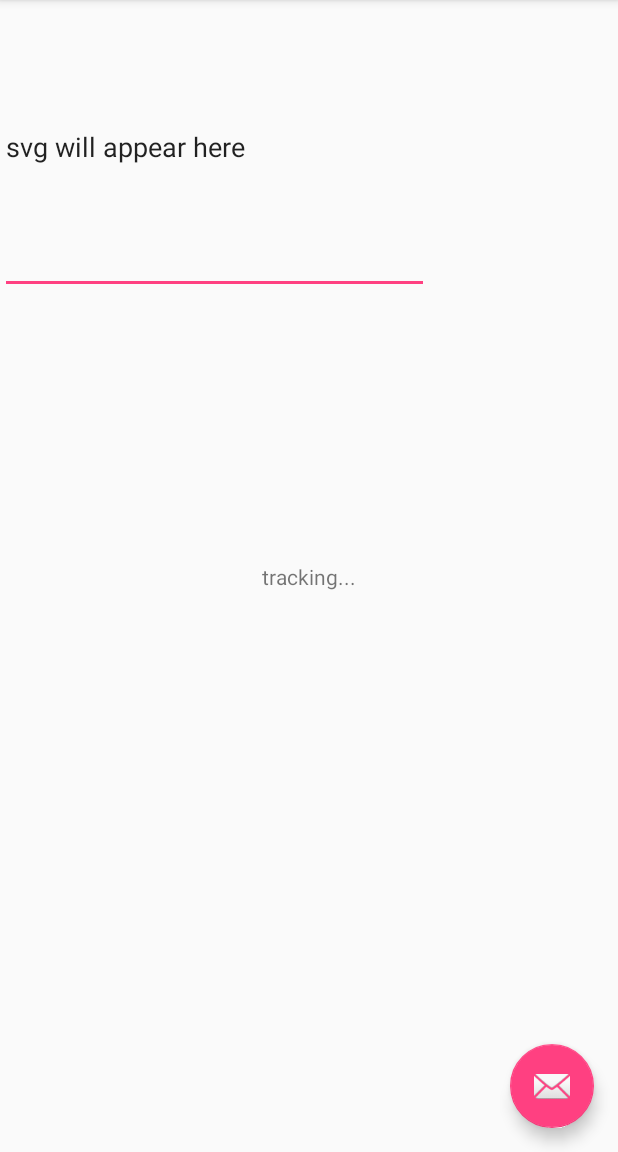
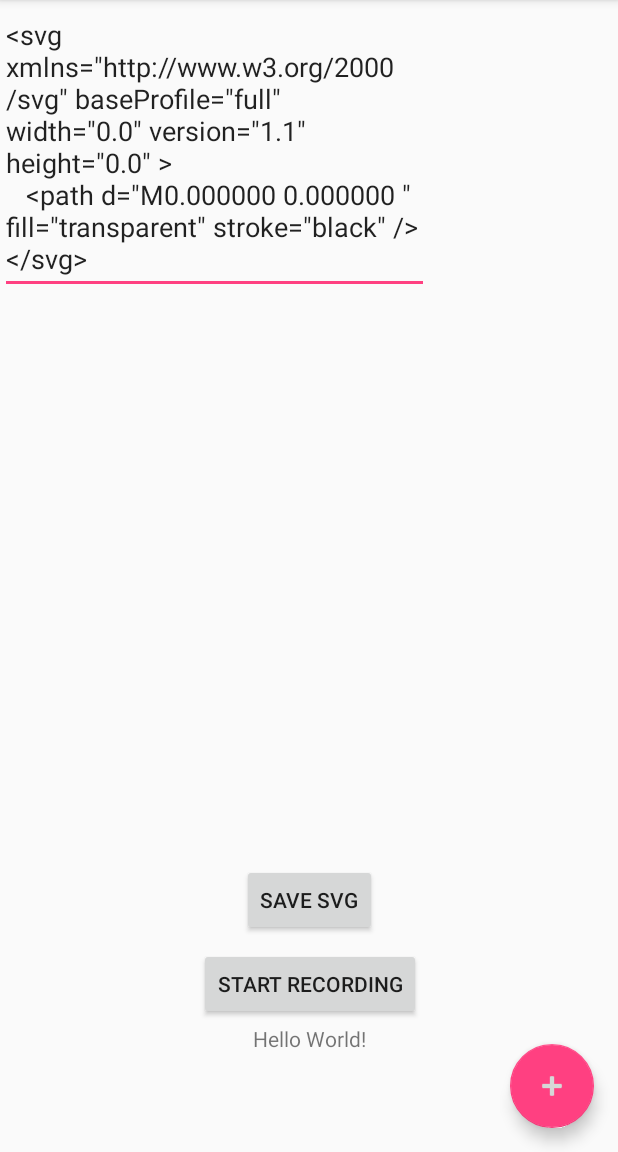
Before and after one commit to sMailund/gpsDraw, an Android app: the screen it shows after launch (MainActivity), in the options menu, after a tap on "Settings", on a phone screen of 412 x 824 dp, the part 84-1236 px from its top. Run offline under Robolectric (Android 15) with nearby library versions, the phone set to English and light mode, and no system bars.

Commit message:
more stuff

```diff
--- a/app/src/main/AndroidManifest.xml
+++ b/app/src/main/AndroidManifest.xml
@@ -3,6 +3,8 @@
     package="com.example.simems.gpsdraw">
 
     <uses-permission android:name="android.permission.ACCESS_FINE_LOCATION" />
+    <uses-permission android:name="android.permission.WRITE_EXTERNAL_STORAGE" />
+
 
     <application
         android:allowBackup="true"
--- a/app/src/main/java/com/example/simems/gpsdraw/MainActivity.java
+++ b/app/src/main/java/com/example/simems/gpsdraw/MainActivity.java
@@ -1,16 +1,23 @@
 package com.example.simems.gpsdraw;
 
+import android.content.Context;
+import android.content.ContextWrapper;
 import android.location.Location;
 import android.os.Bundle;
-import android.support.design.widget.FloatingActionButton;
 import android.support.v7.app.AppCompatActivity;
 import android.support.v7.widget.Toolbar;
 import android.view.View;
 import android.view.Menu;
 import android.view.MenuItem;
+import android.widget.Button;
 import android.widget.EditText;
 import android.widget.TextView;
+import android.widget.Toast;
 
+import java.io.File;
+import java.io.FileOutputStream;
+import java.io.IOException;
+import java.util.Date;
 import java.util.List;
 
 public class MainActivity extends AppCompatActivity {
@@ -24,26 +31,44 @@ public class MainActivity extends AppCompatActivity {
         setContentView(R.layout.activity_main);
         Toolbar toolbar = (Toolbar) findViewById(R.id.toolbar);
         setSupportActionBar(toolbar);
-        final TextView text = findViewById(R.id.locationText);
-
-        FloatingActionButton fab = (FloatingActionButton) findViewById(R.id.fab);
-        fab.setOnClickListener(new View.OnClickListener() {
+        final TextView locationText = findViewById(R.id.locationText);
+        final Button saveButton = findViewById(R.id.save);
+        final Button recordButton = findViewById(R.id.recordButton);
+        final EditText svgContainer = findViewById(R.id.svgContainer);
+        saveButton.setVisibility(View.INVISIBLE);
+        recordButton.setOnClickListener(new View.OnClickListener() {
             @Override
             public void onClick(View view) {
                 if (!tracking) {
-                    tracker = new LocationTracker(getApplicationContext());
+                    recordButton.setText(R.string.stopRecording);
+                    saveButton.setVisibility(View.INVISIBLE);
+                    tracker = new LocationTracker(getApplicationContext(), locationText );
                     tracker.startLocationTracking();
-                    text.setText("tracking...");
                     tracking = true;
                 } else {
+                    recordButton.setText(R.string.startRecording);
+                    saveButton.setVisibility(View.VISIBLE);
+                    tracking = true;
                     tracker.stopLocationTracking();
                     List<Location> locations = tracker.getLocationList();
                     SvgConverter converter = new SvgConverter();
                     String svg = converter.createSvgFromLocationList(locations);
-                    EditText svgContainer = findViewById(R.id.svgContainer);
                     svgContainer.setText(svg);
-                    text.setText(tracker.toString());
                 }
+            }
+        });
+
+        saveButton.setOnClickListener(new View.OnClickListener() {
+            @Override
+            public void onClick(View view) {
+                SvgWriter fileWriter = new SvgWriter(getApplicationContext());
+                String fileName = new Date().toString() + ".svg";
+                boolean fileSaveResult = fileWriter.writeToFile(
+                        fileName, svgContainer.getText().toString());
+                Toast toast = Toast.makeText(getApplicationContext(),
+                        fileSaveResult ? "saved file!" : "could not save file",
+                        Toast.LENGTH_SHORT);
+                toast.show();
             }
         });
     }
--- /dev/null
+++ b/app/src/main/java/com/example/simems/gpsdraw/SvgWriter.java
@@ -0,0 +1,49 @@
+package com.example.simems.gpsdraw;
+
+import android.content.Context;
+import android.content.ContextWrapper;
+import android.os.Environment;
+
+import java.io.File;
+import java.io.FileWriter;
+import java.io.IOException;
+
+public class SvgWriter extends ContextWrapper {
+
+    public SvgWriter(Context context) {
+        super(context);
+    }
+
+    public boolean writeToFile(String fileName, String fileContents) {
+        if (!isExternalStorageWritable()) {
+            return false;
+        }
+
+        try {
+            File file = getPrivateDocumentsDir(fileName);
+            FileWriter writer = new FileWriter(file);
+            writer.write(fileContents);
+            writer.close();
+        } catch (IOException e) {
+            return false;
+        }
+
+        return true;
+    }
+
+    public File getPrivateDocumentsDir(String documentName) {
+        // Get the directory for the app's private pictures directory.
+        File file = new File(getExternalFilesDir(
+                Environment.DIRECTORY_DOCUMENTS), documentName);
+        return file;
+    }
+
+    /* Checks if external storage is available for read and write */
+    private boolean isExternalStorageWritable() {
+        String state = Environment.getExternalStorageState();
+        if (Environment.MEDIA_MOUNTED.equals(state)) {
+            return true;
+        }
+        return false;
+    }
+}
--- a/app/src/main/res/layout/activity_main.xml
+++ b/app/src/main/res/layout/activity_main.xml
@@ -28,6 +28,7 @@
         android:layout_height="wrap_content"
         android:layout_gravity="bottom|end"
         android:layout_margin="@dimen/fab_margin"
-        app:srcCompat="@android:drawable/ic_dialog_email" />
+        android:tint="?attr/colorButtonNormal"
+        app:srcCompat="@android:drawable/ic_input_add" />
 
 </android.support.design.widget.CoordinatorLayout>
--- a/app/src/main/res/layout/content_main.xml
+++ b/app/src/main/res/layout/content_main.xml
@@ -12,11 +12,13 @@
         android:id="@+id/locationText"
         android:layout_width="wrap_content"
         android:layout_height="wrap_content"
+        android:gravity="center_horizontal"
         android:text="Hello World!"
         app:layout_constraintBottom_toBottomOf="parent"
         app:layout_constraintLeft_toLeftOf="parent"
         app:layout_constraintRight_toRightOf="parent"
-        app:layout_constraintTop_toTopOf="parent" />
+        app:layout_constraintTop_toTopOf="parent"
+        app:layout_constraintVertical_bias="0.912" />
 
     <EditText
         android:id="@+id/svgContainer"
@@ -29,4 +31,33 @@
         tools:layout_editor_absoluteX="39dp"
         tools:layout_editor_absoluteY="31dp" />
 
+    <Button
+        android:id="@+id/recordButton"
+        android:layout_width="wrap_content"
+        android:layout_height="wrap_content"
+        android:layout_marginBottom="88dp"
+        android:layout_marginEnd="8dp"
+        android:layout_marginLeft="8dp"
+        android:layout_marginRight="8dp"
+        android:layout_marginStart="8dp"
+        android:text="@string/startRecording"
+        app:layout_constraintBottom_toBottomOf="parent"
+        app:layout_constraintEnd_toEndOf="parent"
+        app:layout_constraintHorizontal_bias="0.502"
+        app:layout_constraintStart_toStartOf="parent" />
+
+    <Button
+        android:id="@+id/save"
+        android:layout_width="wrap_content"
+        android:layout_height="wrap_content"
+        android:layout_marginBottom="8dp"
+        android:layout_marginEnd="8dp"
+        android:layout_marginLeft="8dp"
+        android:layout_marginRight="8dp"
+        android:layout_marginStart="8dp"
+        android:text="@string/save"
+        app:layout_constraintBottom_toTopOf="@+id/recordButton"
+        app:layout_constraintEnd_toEndOf="parent"
+        app:layout_constraintStart_toStartOf="parent" />
+
 </android.support.constraint.ConstraintLayout>
--- a/app/src/main/res/values/strings.xml
+++ b/app/src/main/res/values/strings.xml
@@ -1,4 +1,7 @@
 <resources>
     <string name="app_name">GpsDraw</string>
     <string name="action_settings">Settings</string>
+    <string name="startRecording">start recording</string>
+    <string name="stopRecording">stop recording</string>
+    <string name="save">save svg</string>
 </resources>
```
Also changed, not shown: app/src/main/java/com/example/simems/gpsdraw/LocationTracker.java (+11 -2 lines), app/src/main/java/com/example/simems/gpsdraw/SvgConverter.java (+8 -3 lines).
